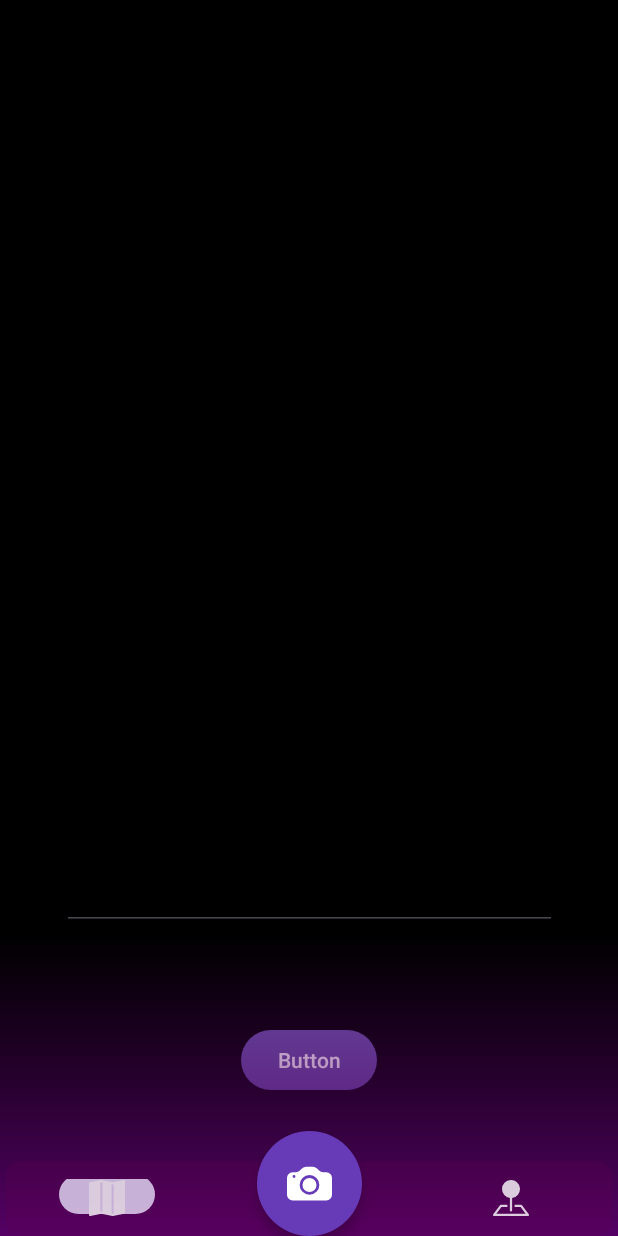
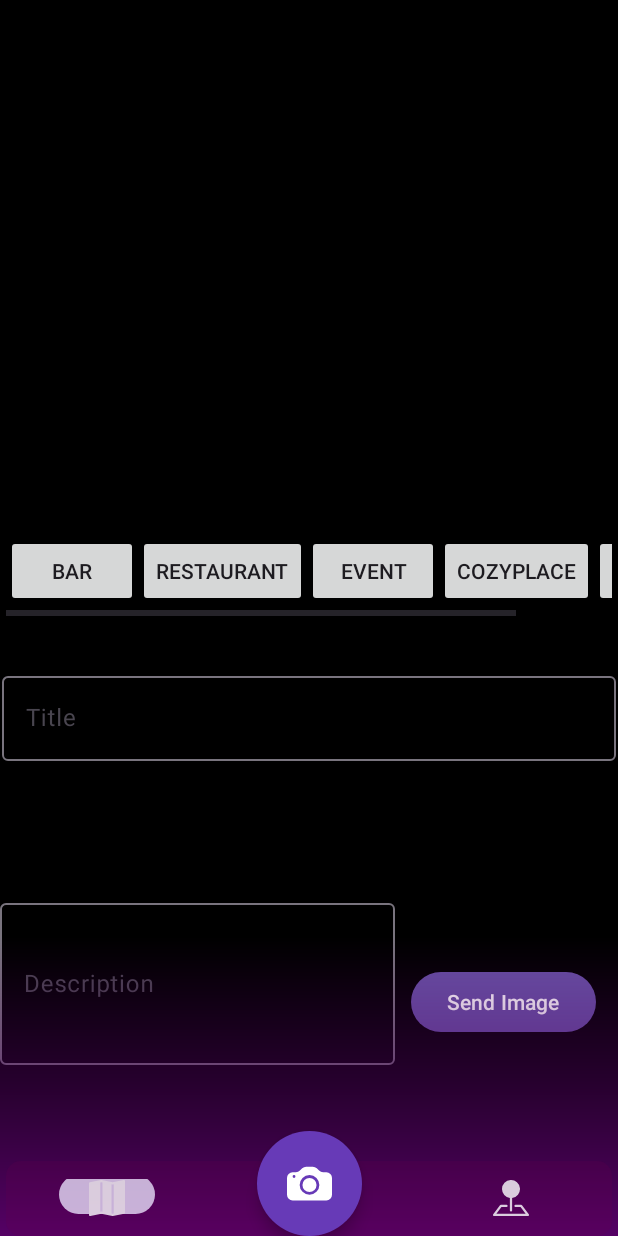
Before and after one commit to JacobSalvi/LocumVisium, an Android app: the fragment PicturePreview placed in its activity, on a phone screen of 412 x 824 dp. Run offline under Robolectric (Android 15) with nearby library versions, the phone set to English and light mode, and no system bars; 4 statements that could not run were skipped.

Commit message:
Add tags.

```diff
--- a/app/src/main/java/com/example/mwcproject/fragments/CameraFragment.java
+++ b/app/src/main/java/com/example/mwcproject/fragments/CameraFragment.java
@@ -66,7 +66,6 @@ public class CameraFragment extends Fragment  {
                 String encoded = Base64.encodeToString(bytes, Base64.DEFAULT);
                 Bundle bundle = new Bundle();
                 bundle.putString("image", encoded);
-                bundle.putString("alpaca", image.toString());
                 getParentFragmentManager().beginTransaction()
                         .replace(R.id.picture_description, PicturePreview.class, bundle)
                         .setReorderingAllowed(true)
--- a/app/src/main/java/com/example/mwcproject/fragments/PicturePreview.java
+++ b/app/src/main/java/com/example/mwcproject/fragments/PicturePreview.java
@@ -3,14 +3,19 @@ package com.example.mwcproject.fragments;
 import android.content.Context;
 import android.graphics.Bitmap;
 import android.graphics.BitmapFactory;
+import android.graphics.Color;
 import android.os.Bundle;
 import android.os.Looper;
 import android.util.Base64;
 import android.view.LayoutInflater;
 import android.view.View;
 import android.view.ViewGroup;
+import android.widget.Button;
 import android.widget.EditText;
+import android.widget.HorizontalScrollView;
 import android.widget.ImageView;
+import android.widget.LinearLayout;
+import android.widget.TextView;
 import android.widget.Toast;
 
 import androidx.annotation.NonNull;
@@ -20,8 +25,12 @@ import androidx.fragment.app.Fragment;
 import com.example.mwcproject.R;
 import com.example.mwcproject.databinding.PicturePreviewFragmentBinding;
 import com.example.mwcproject.requests.RequestsHandler;
+import com.google.android.material.textfield.TextInputEditText;
 
 import java.io.IOException;
+import java.util.ArrayList;
+import java.util.Arrays;
+import java.util.List;
 
 
 import okhttp3.Call;
@@ -36,7 +45,31 @@ public class PicturePreview extends Fragment {
                              ViewGroup container, Bundle savedInstanceState) {
 
         binding = PicturePreviewFragmentBinding.inflate(inflater, container, false);
-        EditText et = binding.description;
+        TextInputEditText et = binding.getRoot().findViewById(R.id.description);
+
+        HorizontalScrollView tagsContainer = binding.getRoot().findViewById(R.id.tagsContainer);
+        LinearLayout ll = new LinearLayout(this.getContext());
+        tagsContainer.addView(ll);
+
+        List<String> availableTags = Arrays.asList("Bar", "Restaurant", "Event", "CozyPlace","Park");
+        ArrayList<String> tags = new ArrayList<>();
+
+        TextInputEditText inputTitle = binding.getRoot().findViewById(R.id.titleInput);
+
+        for(String availableTag:  availableTags){
+            Button b = new Button(this.getContext());
+            b.setOnClickListener((view)->{
+                if(!tags.contains(availableTag)){
+                    tags.add(availableTag);
+                    view.setBackgroundColor(Color.BLUE);
+                }else{
+                    tags.remove(availableTag);
+                    view.setBackgroundColor(Color.GRAY);
+                }
+            });
+            b.setText(availableTag);
+            ll.addView(b);
+        }
 
         Context ctx = getContext();
         Callback callback = new Callback() {
@@ -63,7 +96,9 @@ public class PicturePreview extends Fragment {
 
         binding.sendButton.setOnClickListener((view)->{
             String desc = et.getText().toString();
-            RequestsHandler.sendImage(imageBitmap, desc, callback, ctx);
+            String title = inputTitle.getText().toString();
+            System.out.println(title);
+            RequestsHandler.sendImage(imageBitmap, desc, tags ,callback, ctx);
             Fragment parent = getParentFragmentManager().findFragmentById(R.id.fragment_camera);
             getParentFragmentManager().beginTransaction().remove(parent).remove(this).commit();
         });
--- a/app/src/main/java/com/example/mwcproject/requests/RequestsHandler.java
+++ b/app/src/main/java/com/example/mwcproject/requests/RequestsHandler.java
@@ -8,11 +8,13 @@ import android.util.Base64;
 import com.example.mwcproject.utils.PropertiesHandler;
 import com.google.android.gms.maps.model.LatLng;
 
+import org.json.JSONArray;
 import org.json.JSONException;
 import org.json.JSONObject;
 
 import java.io.ByteArrayOutputStream;
 import java.io.IOException;
+import java.util.List;
 
 import okhttp3.Callback;
 import okhttp3.HttpUrl;
@@ -101,6 +103,7 @@ public class RequestsHandler {
     }
 
     static public void sendImage(Bitmap bitmapImage, String description,
+                                 List<String> tags,
                                  Callback callback, Context context) {
         OkHttpClient client = new OkHttpClient().newBuilder()
                 .build();
@@ -113,6 +116,7 @@ public class RequestsHandler {
                 .addFormDataPart("text", description)
                 .addFormDataPart("longitude", "10.01")
                 .addFormDataPart("latitude", "15")
+                .addFormDataPart("tags", new JSONArray(tags).toString())
                 .build();
         HttpUrl postUrl= new HttpUrl.Builder()
                 .scheme(PropertiesHandler.getProperty("scheme", context))
--- a/app/src/main/res/layout/picture_preview_fragment.xml
+++ b/app/src/main/res/layout/picture_preview_fragment.xml
@@ -17,16 +17,85 @@
             android:layout_width="match_parent"
             android:layout_height="match_parent">
 
+            <com.google.android.material.textfield.TextInputLayout
+                android:layout_width="match_parent"
+                android:layout_height="wrap_content"
+                app:layout_constraintBottom_toBottomOf="parent"
+                app:layout_constraintEnd_toEndOf="parent"
+                app:layout_constraintStart_toStartOf="parent"
+                app:layout_constraintTop_toTopOf="parent"
+                app:layout_constraintVertical_bias="0.84000003">
+
+                <com.google.android.material.textfield.TextInputEditText
+                    android:id="@+id/description"
+                    android:layout_width="263dp"
+                    android:layout_height="108dp"
+                    android:hint="Description" />
+            </com.google.android.material.textfield.TextInputLayout>
+        </androidx.constraintlayout.widget.ConstraintLayout>
+
+        <androidx.constraintlayout.widget.ConstraintLayout
+            android:layout_width="match_parent"
+            android:layout_height="match_parent">
+
+            <com.google.android.material.textfield.TextInputLayout
+                android:id="@+id/textInputLayout"
+                android:layout_width="409dp"
+                android:layout_height="wrap_content"
+                android:layout_marginStart="1dp"
+                android:layout_marginTop="128dp"
+                android:layout_marginEnd="1dp"
+                app:layout_constraintBottom_toBottomOf="parent"
+                app:layout_constraintEnd_toEndOf="parent"
+                app:layout_constraintStart_toStartOf="parent"
+                app:layout_constraintTop_toTopOf="parent">
+
+                <com.google.android.material.textfield.TextInputEditText
+                    android:id="@+id/titleInput"
+                    android:layout_width="match_parent"
+                    android:layout_height="wrap_content"
+                    android:hint="Title" />
+            </com.google.android.material.textfield.TextInputLayout>
+
+        </androidx.constraintlayout.widget.ConstraintLayout>
+
+        <androidx.constraintlayout.widget.ConstraintLayout
+            android:layout_width="match_parent"
+            android:layout_height="match_parent">
+
+            <HorizontalScrollView
+                android:id="@+id/tagsContainer"
+                android:layout_width="404dp"
+                android:layout_height="54dp"
+                android:layout_marginStart="3dp"
+                android:layout_marginTop="310dp"
+                android:layout_marginEnd="4dp"
+                android:layout_marginBottom="367dp"
+                app:layout_constraintBottom_toBottomOf="parent"
+                app:layout_constraintEnd_toEndOf="parent"
+                app:layout_constraintStart_toStartOf="parent"
+                app:layout_constraintTop_toTopOf="parent">
+
+            </HorizontalScrollView>
+
+        </androidx.constraintlayout.widget.ConstraintLayout>
+
+        <androidx.constraintlayout.widget.ConstraintLayout
+            android:layout_width="match_parent"
+            android:layout_height="match_parent">
+
             <Button
                 android:id="@+id/send_button"
                 android:layout_width="wrap_content"
                 android:layout_height="wrap_content"
-                android:text="Button"
+                android:text="Send Image"
                 app:layout_constraintBottom_toBottomOf="parent"
                 app:layout_constraintEnd_toEndOf="parent"
+                app:layout_constraintHorizontal_bias="0.95"
                 app:layout_constraintStart_toStartOf="parent"
                 app:layout_constraintTop_toTopOf="parent"
-                app:layout_constraintVertical_bias="0.88" />
+                app:layout_constraintVertical_bias="0.83" />
+
         </androidx.constraintlayout.widget.ConstraintLayout>
 
         <androidx.constraintlayout.widget.ConstraintLayout
@@ -47,25 +116,6 @@
 
         </androidx.constraintlayout.widget.ConstraintLayout>
 
-        <androidx.constraintlayout.widget.ConstraintLayout
-            android:layout_width="match_parent"
-            android:layout_height="match_parent">
-
-            <EditText
-                android:id="@+id/description"
-                android:layout_width="330dp"
-                android:layout_height="190dp"
-                android:layout_marginTop="456dp"
-                android:layout_marginBottom="230dp"
-                android:ems="10"
-                android:gravity="start|top"
-                android:inputType="textMultiLine"
-                app:layout_constraintBottom_toBottomOf="parent"
-                app:layout_constraintEnd_toEndOf="parent"
-                app:layout_constraintStart_toStartOf="parent"
-                app:layout_constraintTop_toTopOf="parent"
-                />
-        </androidx.constraintlayout.widget.ConstraintLayout>
     </FrameLayout>
 
 </androidx.constraintlayout.widget.ConstraintLayout>
--- a/app/src/main/res/raw/config.properties
+++ b/app/src/main/res/raw/config.properties
@@ -1,3 +1,3 @@
 scheme=http
-host=10.21.17.19
+host=10.21.16.16
 port=3000
```
